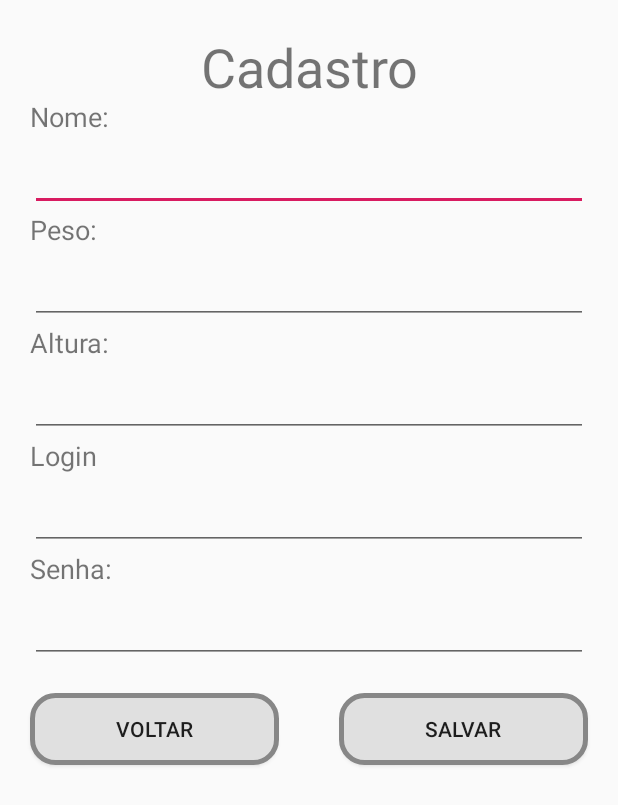
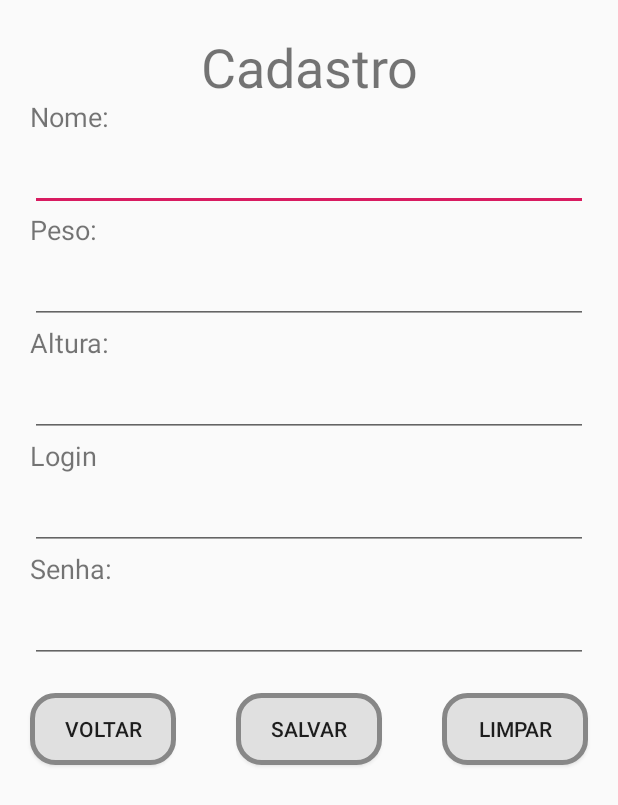
Before and after one commit to lucaspaixaodegois/MyTrainnig1.0, an Android app: the CadastroActivity screen opened directly, with no data from a screen before it, on a phone screen of 412 x 824 dp. Shown: the top 805 px of the screen. Run offline under Robolectric (Android 15) with nearby library versions, the light colour scheme and no system bars.

Commit message:
add button limpar na tela cadastro

```diff
--- a/app/src/main/java/lucaspg/unitins/br/academia/CadastroActivity.kt
+++ b/app/src/main/java/lucaspg/unitins/br/academia/CadastroActivity.kt
@@ -27,6 +27,9 @@ class CadastroActivity : Activity() {
         var usuario: Usuario
         var lista: ListUsuario
         lista = ListUsuario()
+
+
+
 
         if (nome.text.toString().isNullOrEmpty() && peso.text.toString().isNullOrEmpty()) {
         }
--- a/app/src/main/res/layout/activity_cadastro.xml
+++ b/app/src/main/res/layout/activity_cadastro.xml
@@ -149,6 +149,18 @@
                 android:layout_marginRight="20dp"
                 android:background="@drawable/buttonshape"
         />
+        <Button
+                android:id="@+id/idLimpar"
+                android:layout_width="105dp"
+                android:layout_height="wrap_content"
+                android:layout_weight="1"
+                android:text="Limpar"
+                android:layout_marginLeft="20dp"
+                android:layout_marginRight="20dp"
+                android:background="@drawable/buttonshape"
+        />
+
+
     </LinearLayout>
 
     <TextView
```
